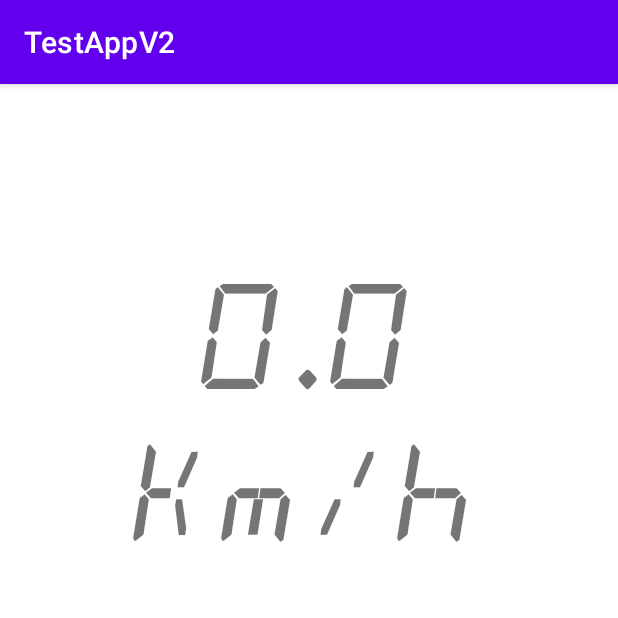
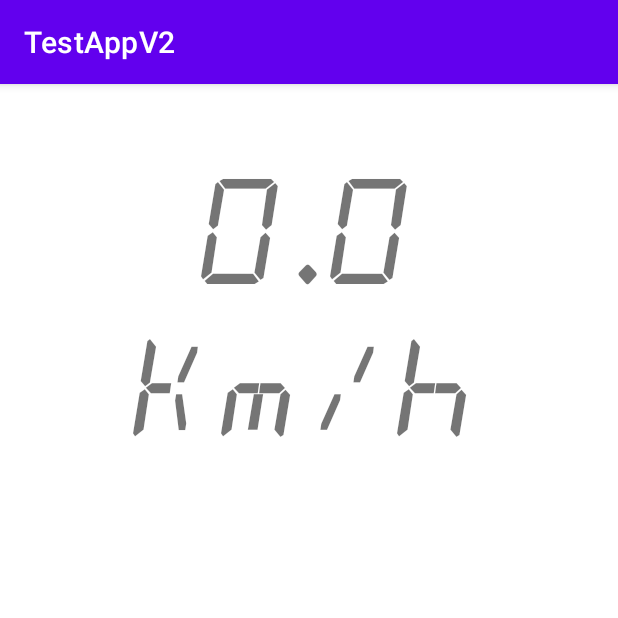
Before and after one commit to arekb5/Mobile-Toolbox, an Android app: the Speedometer screen opened directly, with no data from a screen before it, on a phone screen of 412 x 824 dp, the top half of it. Run offline under Robolectric (Android 15) with nearby library versions, the phone set to English and light mode, and no system bars.

Commit message:
GPS complete

```diff
--- a/app/src/main/AndroidManifest.xml
+++ b/app/src/main/AndroidManifest.xml
@@ -15,7 +15,7 @@
         android:theme="@style/Theme.TestAppV2">
         <activity android:name=".Speedometer"></activity>
         <activity android:name=".Leveler" />
-        <activity android:name=".Compass" />
+        <activity android:name=".Compass" android:screenOrientation="portrait" />
         <activity android:name=".LocationGPS" />
         <activity android:name=".LocationLK" />
         <activity android:name=".Light" />
--- /dev/null
+++ b/app/src/main/res/layout-land/activity_speedometer.xml
@@ -0,0 +1,77 @@
+<?xml version="1.0" encoding="utf-8"?>
+
+
+    <androidx.constraintlayout.widget.ConstraintLayout
+        android:layout_width="match_parent"
+        android:layout_height="match_parent"
+        xmlns:android="http://schemas.android.com/apk/res/android"
+        xmlns:app="http://schemas.android.com/apk/res-auto"
+        xmlns:tools="http://schemas.android.com/tools"
+        tools:context=".Speedometer"
+        >
+
+    <TextView
+        android:id="@+id/tvInfo"
+        android:layout_width="match_parent"
+        android:layout_height="wrap_content"
+        android:fontFamily="@font/audiowide"
+        android:textAlignment="center"
+        android:textSize="30sp"
+        app:layout_constraintStart_toStartOf="parent"
+        app:layout_constraintTop_toTopOf="parent" />
+
+    <TextView
+        android:id="@+id/tvSpeed"
+        android:layout_width="wrap_content"
+        android:layout_height="wrap_content"
+        android:layout_marginStart="32dp"
+        android:layout_marginTop="40dp"
+        android:fontFamily="@font/alarm_clock"
+        android:text="0.0\nkm/h"
+        android:textAlignment="center"
+        android:textSize="100sp"
+        app:layout_constraintStart_toStartOf="parent"
+        app:layout_constraintTop_toTopOf="parent" />
+
+
+    <TextView
+        android:id="@+id/tvDistance"
+        android:layout_width="341dp"
+        android:layout_height="wrap_content"
+        android:layout_marginStart="230dp"
+        android:layout_marginTop="40dp"
+        android:fontFamily="@font/audiowide"
+        android:textAlignment="center"
+        android:textSize="30sp"
+        app:layout_constraintEnd_toEndOf="parent"
+        app:layout_constraintStart_toStartOf="parent"
+        app:layout_constraintTop_toTopOf="parent" />
+
+
+    <TextView
+        android:id="@+id/tvAverageSpeed"
+        android:layout_width="341dp"
+        android:layout_height="wrap_content"
+        android:layout_marginStart="230dp"
+        android:layout_marginTop="125dp"
+        android:fontFamily="@font/audiowide"
+        android:textAlignment="center"
+        android:textSize="30sp"
+        app:layout_constraintEnd_toEndOf="parent"
+        app:layout_constraintStart_toStartOf="parent"
+        app:layout_constraintTop_toTopOf="parent" />
+
+    <TextView
+        android:id="@+id/tvMaxSpeed"
+        android:layout_width="341dp"
+        android:layout_height="wrap_content"
+        android:layout_marginStart="230dp"
+        android:layout_marginTop="210dp"
+        android:fontFamily="@font/audiowide"
+        android:textAlignment="center"
+        android:textSize="30sp"
+        app:layout_constraintEnd_toEndOf="parent"
+        app:layout_constraintStart_toStartOf="parent"
+        app:layout_constraintTop_toTopOf="parent" />
+
+    </androidx.constraintlayout.widget.ConstraintLayout>
--- a/app/src/main/res/layout/activity_speedometer.xml
+++ b/app/src/main/res/layout/activity_speedometer.xml
@@ -17,7 +17,7 @@
         android:layout_width="wrap_content"
         android:layout_height="wrap_content"
         android:layout_gravity="center"
-        android:layout_marginTop="100dp"
+        android:layout_marginTop="30dp"
         android:fontFamily="@font/alarm_clock"
         android:text="0.0\nkm/h"
         android:textAlignment="center"
@@ -28,6 +28,23 @@
         android:layout_width="match_parent"
         android:layout_height="wrap_content"
         android:fontFamily="@font/audiowide"
+        android:textAlignment="center"
+        android:textSize="30sp" />
+
+    <TextView
+        android:id="@+id/tvAverageSpeed"
+        android:layout_width="match_parent"
+        android:layout_height="wrap_content"
+        android:fontFamily="@font/audiowide"
+        android:textAlignment="center"
+        android:textSize="30sp" />
+
+    <TextView
+        android:id="@+id/tvMaxSpeed"
+        android:layout_width="match_parent"
+        android:layout_height="wrap_content"
+        android:fontFamily="@font/audiowide"
+        android:textAlignment="center"
         android:textSize="30sp" />
 
 </LinearLayout>
```
Also changed, not shown: app/src/main/java/com/example/testappv2/Speedometer.java (+33 -17 lines), app/src/main/res/layout-land/activity_leveler.xml (added, +39 -0 lines), app/src/main/res/layout/activity_location.xml (+15 -0 lines), app/src/main/res/layout/activity_location_g_p_s.xml (+41 -0 lines), app/src/main/res/layout/activity_main.xml (+11 -0 lines).
